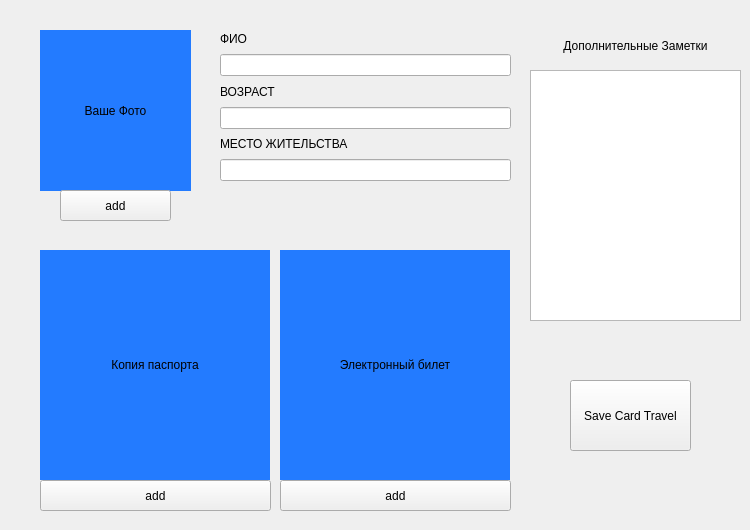
Before: the Qt Designer form formcardtraveler.ui in lol1pop/rgz_hmc_travel, drawn with Qt 5.
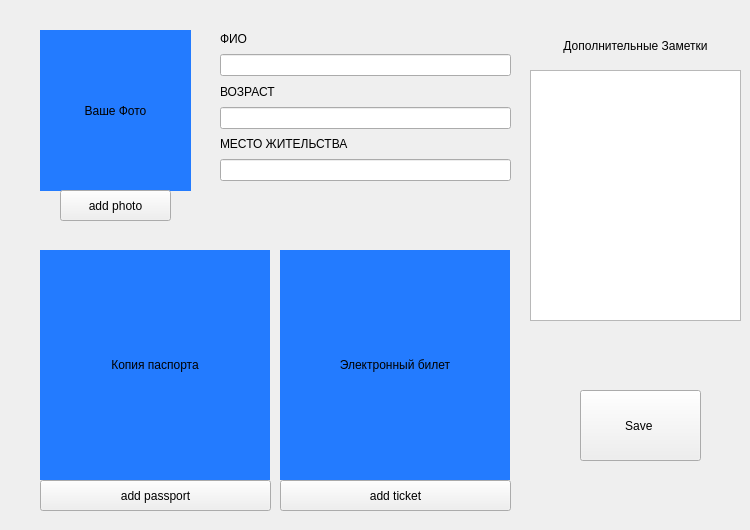
After: the same form once the commit is applied. Icons and pictures are not drawn.

```diff
--- a/formcardtraveler.ui
+++ b/formcardtraveler.ui
@@ -69,7 +69,11 @@
     </rect>
    </property>
    <property name="text">
-    <string>add</string>
+    <string>add photo</string>
+   </property>
+   <property name="icon">
+    <iconset resource="style.qrc">
+     <normaloff>:/icon/res/icon/icon_(6).png</normaloff>:/icon/res/icon/icon_(6).png</iconset>
    </property>
   </widget>
   <widget class="QLabel" name="imgSlot">
@@ -120,7 +124,11 @@
     </rect>
    </property>
    <property name="text">
-    <string>add</string>
+    <string>add passport</string>
+   </property>
+   <property name="icon">
+    <iconset resource="style.qrc">
+     <normaloff>:/icon/res/icon/icon_(6).png</normaloff>:/icon/res/icon/icon_(6).png</iconset>
    </property>
   </widget>
   <widget class="QPushButton" name="addImgBtn_2">
@@ -133,7 +141,11 @@
     </rect>
    </property>
    <property name="text">
-    <string>add</string>
+    <string>add ticket</string>
+   </property>
+   <property name="icon">
+    <iconset resource="style.qrc">
+     <normaloff>:/icon/res/icon/icon_(6).png</normaloff>:/icon/res/icon/icon_(6).png</iconset>
    </property>
   </widget>
   <widget class="QWidget" name="verticalLayoutWidget">
@@ -191,14 +203,24 @@
   <widget class="QPushButton" name="pushButton">
    <property name="geometry">
     <rect>
-     <x>570</x>
-     <y>380</y>
+     <x>580</x>
+     <y>390</y>
      <width>121</width>
      <height>71</height>
     </rect>
    </property>
    <property name="text">
-    <string>Save Card Travel</string>
+    <string>Save </string>
+   </property>
+   <property name="icon">
+    <iconset resource="style.qrc">
+     <normaloff>:/icon/res/icon/icon_(4).png</normaloff>:/icon/res/icon/icon_(4).png</iconset>
+   </property>
+   <property name="iconSize">
+    <size>
+     <width>50</width>
+     <height>50</height>
+    </size>
    </property>
   </widget>
   <widget class="QLabel" name="label">
```
Left out of the diff: 4 changed lines with no effect on the pictures.
